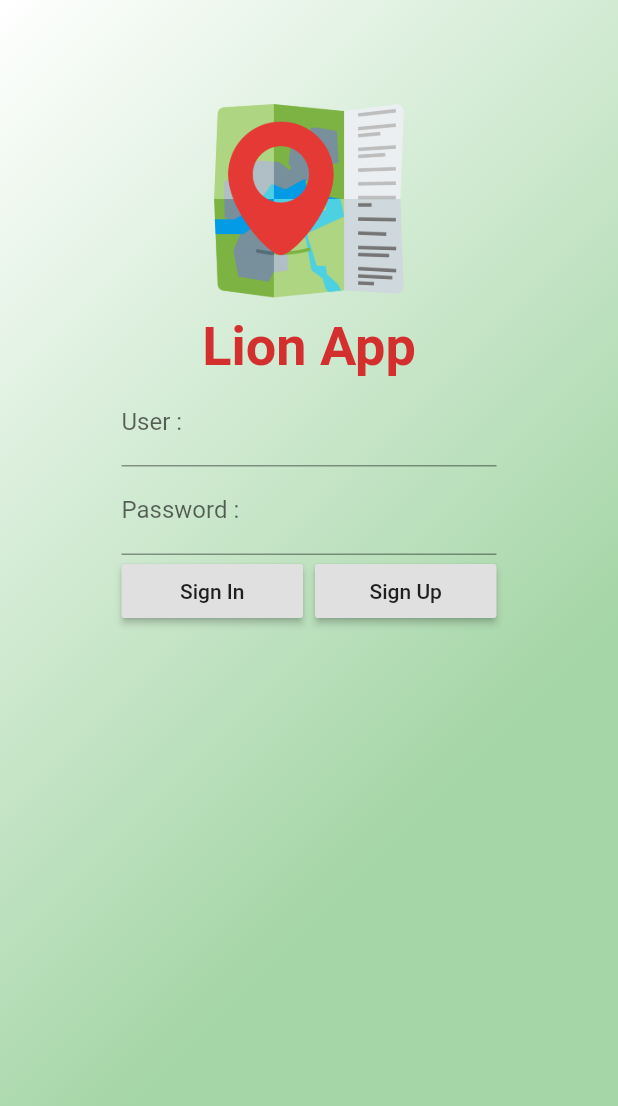
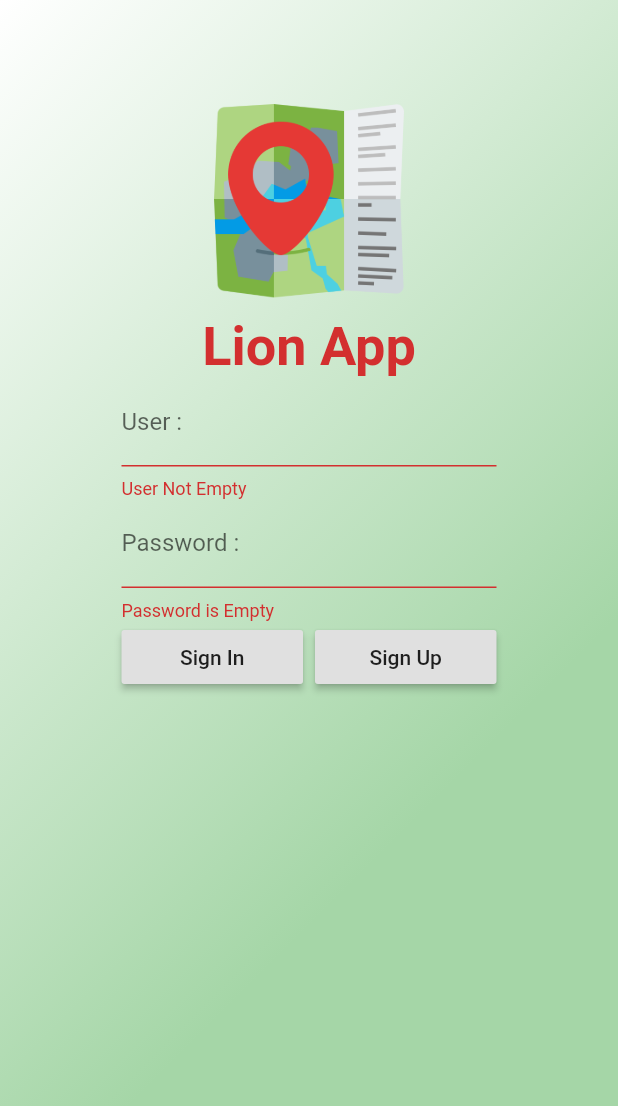
Before and after one commit to masterUNG/LionApp, a Flutter app: the screen it shows after launch, after a tap on "Sign In", on a phone screen of 412 x 824 dp. Shown: the top 1106 px of the screen. Run offline on Flutter 3.47's test engine with Material 2 defaults, Android fonts, the phone set to English and light mode, and no system bars.

Commit message:
Authentication Success

```diff
--- a/lib/main.dart
+++ b/lib/main.dart
@@ -1,4 +1,5 @@
 import 'package:flutter/material.dart';
+import 'package:flutter/services.dart';
 import 'package:lion_app/screens/authen.dart';
 
 main() {
@@ -8,6 +9,8 @@ main() {
 class MyApp extends StatelessWidget {
   @override
   Widget build(BuildContext context) {
+    SystemChrome.setPreferredOrientations(
+        [DeviceOrientation.portraitUp, DeviceOrientation.portraitDown]);
     return MaterialApp(
       debugShowCheckedModeBanner: false,
       home: Authen(),
--- /dev/null
+++ b/lib/models/user_model.dart
@@ -0,0 +1,20 @@
+class UserModel {
+
+  // Field
+  int idInt;
+  String nameString, userString, passwordString;
+
+  // Constructor
+  UserModel(this.idInt, this.nameString, this.userString, this.passwordString);
+
+  UserModel.fromJson(Map<String, dynamic> parseJSON){
+
+    idInt = int.parse(parseJSON['id']);
+    nameString = parseJSON['Name'];
+    userString = parseJSON['User'];
+    passwordString = parseJSON['Password'];
+
+  }
+
+
+}
--- a/lib/screens/authen.dart
+++ b/lib/screens/authen.dart
@@ -1,5 +1,8 @@
 import 'package:flutter/material.dart';
+import 'package:lion_app/models/user_model.dart';
 import 'package:lion_app/screens/register.dart';
+import 'package:http/http.dart' show get;
+import 'dart:convert';
 
 class Authen extends StatefulWidget {
   @override
@@ -8,6 +11,9 @@ class Authen extends StatefulWidget {
 
 class _AuthenState extends State<Authen> {
   // Explicit
+  final formKey = GlobalKey<FormState>();
+  String user, password;
+  final scaffoldKey = GlobalKey<ScaffoldState>();
 
   // Method
   Widget showText() {
@@ -34,6 +40,14 @@ class _AuthenState extends State<Authen> {
       width: 250.0,
       child: TextFormField(
         decoration: InputDecoration(labelText: 'User :'),
+        validator: (String value) {
+          if (value.isEmpty) {
+            return 'User Not Empty';
+          }
+        },
+        onSaved: (String value) {
+          user = value;
+        },
       ),
     );
   }
@@ -44,6 +58,14 @@ class _AuthenState extends State<Authen> {
       child: TextFormField(
         obscureText: true,
         decoration: InputDecoration(labelText: 'Password :'),
+        validator: (String value) {
+          if (value.isEmpty) {
+            return 'Password is Empty';
+          }
+        },
+        onSaved: (String value) {
+          password = value;
+        },
       ),
     );
   }
@@ -51,8 +73,59 @@ class _AuthenState extends State<Authen> {
   Widget signInButton() {
     return RaisedButton(
       child: Text('Sign In'),
+      onPressed: () {
+        if (formKey.currentState.validate()) {
+          formKey.currentState.save();
+          print('user = $user, password = $password');
+          checkAuthen();
+        }
+      },
+    );
+  }
+
+  Future<void> checkAuthen() async {
+    String url =
+        'https://www.androidthai.in.th/lion/getUserWhereUserMaster.php?isAdd=true&User=$user';
+    var response = await get(url);
+    var result = json.decode(response.body);
+    print('result = $result');
+
+    if ((result.toString()) == 'null') {
+      // User False
+      mySnackbar('No $user in my Database');
+    } else {
+      // User True
+
+      for (var objJSON in result) {
+        print('objJSON = $objJSON');
+        UserModel userModel = UserModel.fromJson(objJSON);
+        print('Name from JSON = ${userModel.nameString}');
+
+        String truePassword = userModel.passwordString.toString();
+
+        if (password == truePassword) {
+          // Password True
+
+        } else {
+          // Password False
+          mySnackbar('Please Try Agains Password False');
+        }
+      }
+    }
+  }
+
+  void mySnackbar(String messageString) {
+    SnackBar snackBar = SnackBar(
+      content: Text(messageString),
+      backgroundColor: Colors.green[800],
+      duration: Duration(seconds: 8),
+      action: SnackBarAction(
+        textColor: Colors.red,
+        label: 'Close',
         onPressed: () {},
+      ),
     );
+    scaffoldKey.currentState.showSnackBar(snackBar);
   }
 
   Widget signUpButton() {
@@ -94,6 +167,7 @@ class _AuthenState extends State<Authen> {
   @override
   Widget build(BuildContext context) {
     return Scaffold(
+      key: scaffoldKey,
       resizeToAvoidBottomPadding: false,
       body: Container(
         decoration: BoxDecoration(
@@ -103,6 +177,8 @@ class _AuthenState extends State<Authen> {
         )),
         padding: EdgeInsets.only(top: 60.0),
         alignment: Alignment.topCenter,
+        child: Form(
+          key: formKey,
           child: Column(
             children: <Widget>[
               showLogo(),
@@ -113,6 +189,7 @@ class _AuthenState extends State<Authen> {
             ],
           ),
         ),
+      ),
     );
   }
 }
```
Also changed, not shown: pubspec.lock. Lines whose indentation alone changed are shown as unchanged.
